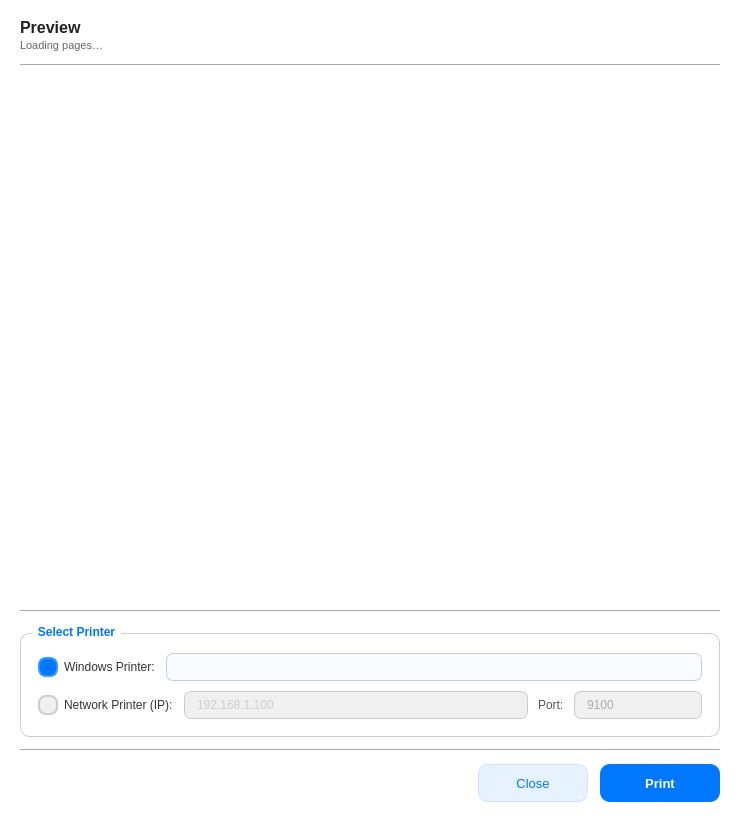
Nyelox/CloudDrop, file pyqt5_laptop1/Client/print_preview_window.ui: the form before one commit.
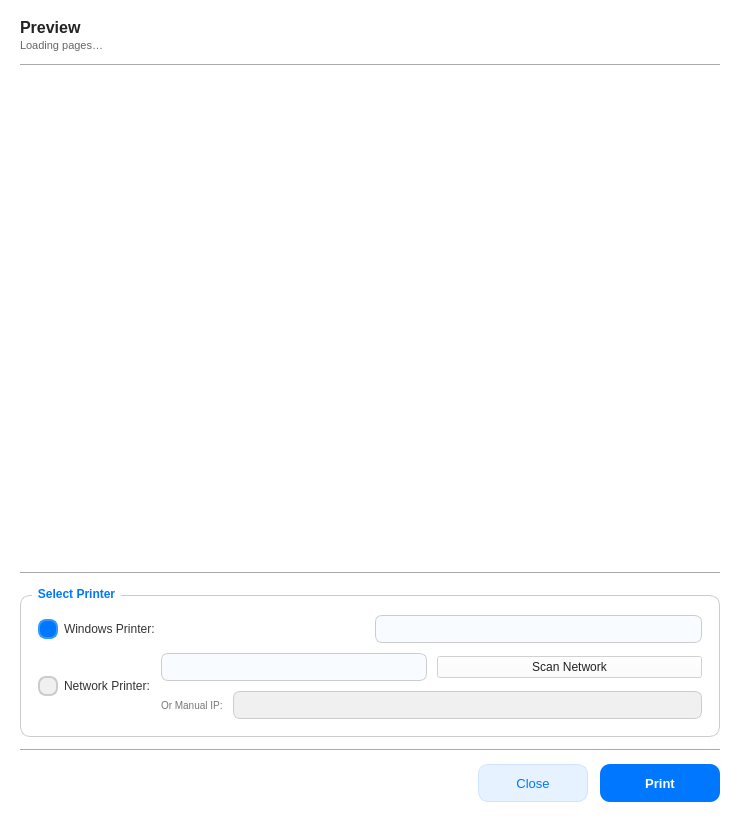
The form after the commit.

```diff
--- a/pyqt5_laptop1/Client/print_preview_window.ui
+++ b/pyqt5_laptop1/Client/print_preview_window.ui
@@ -225,11 +225,6 @@
         <item>
          <widget class="QComboBox" name="combo_printers">
           <property name="minimumWidth"><number>220</number></property>
-          <property name="sizePolicy">
-           <sizepolicy hsizetype="Expanding" vsizetype="Fixed">
-            <horstretch>1</horstretch><verstretch>0</verstretch>
-           </sizepolicy>
-          </property>
          </widget>
         </item>
        </layout>
@@ -239,31 +234,44 @@
        <layout class="QHBoxLayout" name="net_row">
         <item>
          <widget class="QRadioButton" name="radio_network">
-          <property name="text"><string>Network Printer (IP):</string></property>
+           <property name="text"><string>Network Printer:</string></property>
          </widget>
         </item>
         <item>
-         <widget class="QLineEdit" name="input_ip">
-          <property name="placeholderText"><string>192.168.1.100</string></property>
+          <layout class="QVBoxLayout" name="net_vbox">
+            <item>
+             <layout class="QHBoxLayout" name="scan_sub_row">
+              <item>
+               <widget class="QComboBox" name="combo_network_printers">
           <property name="enabled"><bool>false</bool></property>
-          <property name="sizePolicy">
-           <sizepolicy hsizetype="Expanding" vsizetype="Fixed">
-            <horstretch>1</horstretch><verstretch>0</verstretch>
-           </sizepolicy>
-          </property>
+                <property name="minimumWidth"><number>180</number></property>
          </widget>
         </item>
         <item>
-         <widget class="QLabel" name="label_port">
-          <property name="text"><string>Port:</string></property>
-         </widget>
-        </item>
+               <widget class="QPushButton" name="btn_scan">
+                <property name="text"><string>Scan Network</string></property>
+                <property name="enabled"><bool>false</bool></property>
+               </widget>
+              </item>
+             </layout>
+            </item>
         <item>
-         <widget class="QLineEdit" name="input_port">
-          <property name="text"><string>9100</string></property>
+             <layout class="QHBoxLayout" name="manual_sub_row">
+              <item>
+               <widget class="QLabel" name="label_or">
+                <property name="text"><string>Or Manual IP:</string></property>
+                <property name="styleSheet"><string notr="true">font-size: 10px; color: #777;</string></property>
+               </widget>
+              </item>
+              <item>
+               <widget class="QLineEdit" name="input_manual_ip">
           <property name="enabled"><bool>false</bool></property>
-          <property name="maximumWidth"><number>72</number></property>
-         </widget>
+                <property name="text"><string></string></property>
+               </widget>
+              </item>
+             </layout>
+            </item>
+          </layout>
         </item>
        </layout>
       </item>
```
Left out of the diff: 2 changed lines with no effect on the pictures. Lines whose indentation alone changed are shown as unchanged.
